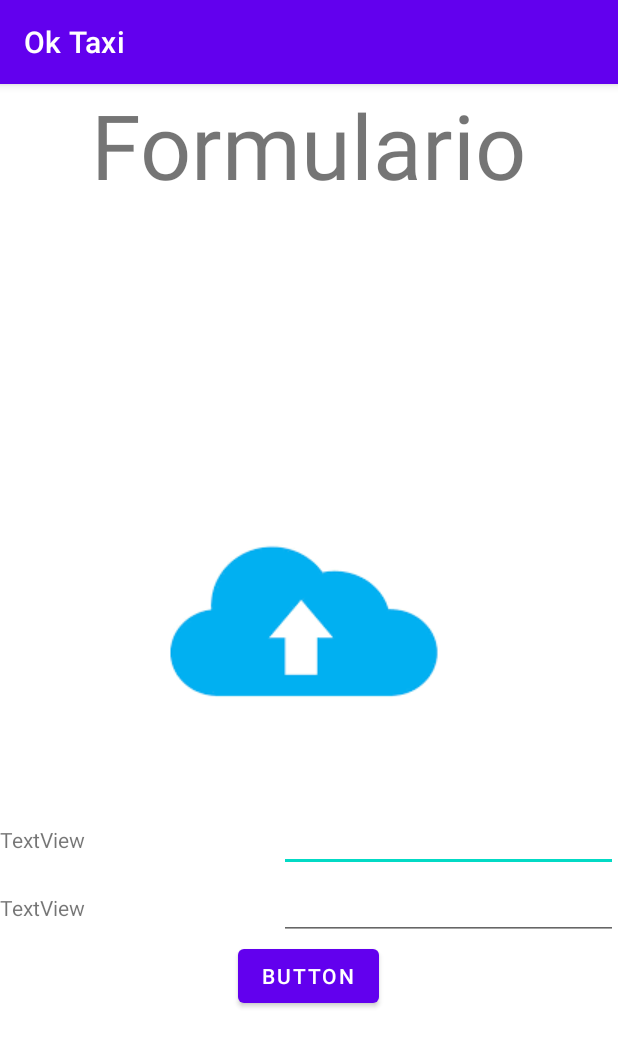
After one commit to Javierzv777/proyecto-grupal-ciclo-4, an Android app: the FormActivity screen opened directly, with no data from a screen before it, on a phone screen of 412 x 824 dp. The commit adds this screen. Shown: the top 1047 px of the screen. Run offline under Robolectric (Android 15) with nearby library versions, the phone set to English and light mode, and no system bars.

Commit message:
insert producto through form

```diff
--- a/app/src/main/java/com/example/myapplication/Adapters/ProductAdapter.java
+++ b/app/src/main/java/com/example/myapplication/Adapters/ProductAdapter.java
@@ -2,6 +2,8 @@ package com.example.myapplication.Adapters;
 
 import android.content.Context;
 import android.content.Intent;
+import android.graphics.Bitmap;
+import android.graphics.BitmapFactory;
 import android.view.LayoutInflater;
 import android.view.View;
 import android.view.ViewGroup;
@@ -55,7 +57,9 @@ public class ProductAdapter extends BaseAdapter {
         TextView textViewNam = (TextView) v.findViewById(R.id.textProductTitle);
         TextView textViewDes = (TextView) v.findViewById(R.id.textProductDes);
 
-        imgProduct.setImageResource(producto.getImage());
+        byte[] image = producto.getImage();
+        Bitmap bitmap = BitmapFactory.decodeByteArray(image, 0,image.length);
+        imgProduct.setImageBitmap(bitmap);
         textViewNam.setText(producto.getName());
         textViewDes.setText(producto.getDescription());
 
--- /dev/null
+++ b/app/src/main/java/com/example/myapplication/FormActivity.java
@@ -0,0 +1,73 @@
+package com.example.myapplication;
+
+import androidx.activity.result.ActivityResultCallback;
+import androidx.activity.result.ActivityResultLauncher;
+import androidx.activity.result.contract.ActivityResultContracts;
+import androidx.appcompat.app.AppCompatActivity;
+
+import android.content.Intent;
+import android.net.Uri;
+import android.os.Bundle;
+import android.util.Log;
+import android.view.View;
+import android.widget.Button;
+import android.widget.EditText;
+import android.widget.ImageView;
+
+import com.example.myapplication.DB.DBHelper;
+import com.example.myapplication.Services.ProductService;
+
+import java.nio.charset.StandardCharsets;
+
+public class FormActivity extends AppCompatActivity {
+    private ProductService productService;
+    private DBHelper dbHelper;
+    private ImageView formImage;
+    private EditText editFormName, editFormDescription;
+    private Button btnFormProduct;
+    ActivityResultLauncher<String> content;
+    @Override
+    protected void onCreate(Bundle savedInstanceState) {
+        super.onCreate(savedInstanceState);
+        setContentView(R.layout.activity_form);
+        btnFormProduct = (Button) findViewById(R.id.btnFormProduct);
+        editFormName = (EditText) findViewById(R.id.editFormName);
+        editFormDescription = (EditText) findViewById(R.id.editFormDescription);
+        formImage = (ImageView) findViewById(R.id.formImage);
+        try {
+            productService = new ProductService();
+            dbHelper = new DBHelper(this);
+        }catch (Exception e){
+            Log.e("error db", e.toString());
+        }
+        byte[] img = "".getBytes(StandardCharsets.UTF_8);
+
+        content =registerForActivityResult(
+                new ActivityResultContracts.GetContent(),
+                new ActivityResultCallback<Uri>() {
+                    @Override
+                    public void onActivityResult(Uri result) {
+                        formImage.setImageURI(result);
+                    }
+                }
+        );
+        formImage.setOnClickListener(new View.OnClickListener() {
+            @Override
+            public void onClick(View view) {
+                content.launch("image/*");
+            }
+        });
+        btnFormProduct.setOnClickListener(new View.OnClickListener() {
+            @Override
+            public void onClick(View view) {
+                dbHelper.insertData(
+                        editFormName.getText().toString(),
+                        editFormDescription.getText().toString(),
+                        productService.imageviewToByte(formImage)
+                );
+                Intent intent = new Intent(getApplicationContext(), Home.class);
+                startActivity(intent);
+            }
+        });
+    }
+}
--- /dev/null
+++ b/app/src/main/res/drawable/ic_baseline_favorite_24.xml
@@ -0,0 +1,5 @@
+<vector android:height="24dp" android:tint="#000000"
+    android:viewportHeight="24" android:viewportWidth="24"
+    android:width="24dp" xmlns:android="http://schemas.android.com/apk/res/android">
+    <path android:fillColor="@android:color/white" android:pathData="M12,21.35l-1.45,-1.32C5.4,15.36 2,12.28 2,8.5 2,5.42 4.42,3 7.5,3c1.74,0 3.41,0.81 4.5,2.09C13.09,3.81 14.76,3 16.5,3 19.58,3 22,5.42 22,8.5c0,3.78 -3.4,6.86 -8.55,11.54L12,21.35z"/>
+</vector>
--- /dev/null
+++ b/app/src/main/res/drawable/ic_baseline_more_vert_24.xml
@@ -0,0 +1,5 @@
+<vector android:height="24dp" android:tint="#000000"
+    android:viewportHeight="24" android:viewportWidth="24"
+    android:width="24dp" xmlns:android="http://schemas.android.com/apk/res/android">
+    <path android:fillColor="@android:color/white" android:pathData="M12,8c1.1,0 2,-0.9 2,-2s-0.9,-2 -2,-2 -2,0.9 -2,2 0.9,2 2,2zM12,10c-1.1,0 -2,0.9 -2,2s0.9,2 2,2 2,-0.9 2,-2 -0.9,-2 -2,-2zM12,16c-1.1,0 -2,0.9 -2,2s0.9,2 2,2 2,-0.9 2,-2 -0.9,-2 -2,-2z"/>
+</vector>
--- /dev/null
+++ b/app/src/main/res/drawable/ic_baseline_share_24.xml
@@ -0,0 +1,5 @@
+<vector android:height="24dp" android:tint="#000000"
+    android:viewportHeight="24" android:viewportWidth="24"
+    android:width="24dp" xmlns:android="http://schemas.android.com/apk/res/android">
+    <path android:fillColor="@android:color/white" android:pathData="M18,16.08c-0.76,0 -1.44,0.3 -1.96,0.77L8.91,12.7c0.05,-0.23 0.09,-0.46 0.09,-0.7s-0.04,-0.47 -0.09,-0.7l7.05,-4.11c0.54,0.5 1.25,0.81 2.04,0.81 1.66,0 3,-1.34 3,-3s-1.34,-3 -3,-3 -3,1.34 -3,3c0,0.24 0.04,0.47 0.09,0.7L8.04,9.81C7.5,9.31 6.79,9 6,9c-1.66,0 -3,1.34 -3,3s1.34,3 3,3c0.79,0 1.5,-0.31 2.04,-0.81l7.12,4.16c-0.05,0.21 -0.08,0.43 -0.08,0.65 0,1.61 1.31,2.92 2.92,2.92 1.61,0 2.92,-1.31 2.92,-2.92s-1.31,-2.92 -2.92,-2.92z"/>
+</vector>
--- /dev/null
+++ b/app/src/main/res/layout/activity_form.xml
@@ -0,0 +1,81 @@
+<?xml version="1.0" encoding="utf-8"?>
+<LinearLayout
+    xmlns:android="http://schemas.android.com/apk/res/android"
+    xmlns:tools="http://schemas.android.com/tools"
+    xmlns:app="http://schemas.android.com/apk/res-auto"
+    android:layout_width="match_parent"
+    android:layout_height="match_parent"
+    android:gravity="center"
+    android:orientation="vertical"
+    tools:context=".FormActivity">
+
+    <TextView
+        android:id="@+id/textView3"
+        android:layout_width="wrap_content"
+        android:layout_height="wrap_content"
+        android:textSize="60dp"
+        android:text="Formulario" />
+
+    <LinearLayout
+        android:layout_width="match_parent"
+        android:layout_height="match_parent"
+        android:gravity="center"
+        android:orientation="vertical">
+
+        <ImageView
+            android:id="@+id/formImage"
+            android:layout_width="wrap_content"
+            android:layout_height="250dp"
+            app:srcCompat="@drawable/empty" />
+
+        <LinearLayout
+            android:layout_width="match_parent"
+            android:layout_height="wrap_content"
+            android:orientation="horizontal">
+
+            <TextView
+                android:id="@+id/idFormName"
+                android:layout_width="40dp"
+                android:layout_height="wrap_content"
+                android:layout_weight="1"
+                android:text="TextView" />
+
+            <EditText
+                android:id="@+id/editFormName"
+                android:layout_width="80dp"
+                android:layout_height="wrap_content"
+                android:layout_weight="1"
+                android:ems="10"
+                android:inputType="textPersonName"
+                android:text="" />
+        </LinearLayout>
+        <LinearLayout
+            android:layout_width="match_parent"
+            android:layout_height="wrap_content"
+            android:orientation="horizontal">
+
+            <TextView
+                android:id="@+id/idFormDescription"
+                android:layout_width="40dp"
+                android:layout_height="wrap_content"
+                android:layout_weight="1"
+                android:text="TextView" />
+
+            <EditText
+                android:id="@+id/editFormDescription"
+                android:layout_width="80dp"
+                android:layout_height="wrap_content"
+                android:layout_weight="1"
+                android:ems="10"
+                android:inputType="textPersonName"
+                android:text="" />
+        </LinearLayout>
+
+
+        <Button
+            android:id="@+id/btnFormProduct"
+            android:layout_width="wrap_content"
+            android:layout_height="wrap_content"
+            android:text="Button" />
+    </LinearLayout>
+</LinearLayout>
```
Also changed, not shown: app/src/main/AndroidManifest.xml (+15 -6 lines), app/src/main/java/com/example/myapplication/Entities/Producto.java (+4 -4 lines), app/src/main/java/com/example/myapplication/Home.java (+22 -6 lines), app/src/main/java/com/example/myapplication/Services/ProductService.java (+14 -1 lines), app/src/main/res/menu/menu.xml (+24 -12 lines), app/src/main/res/drawable/empty.png (added).
